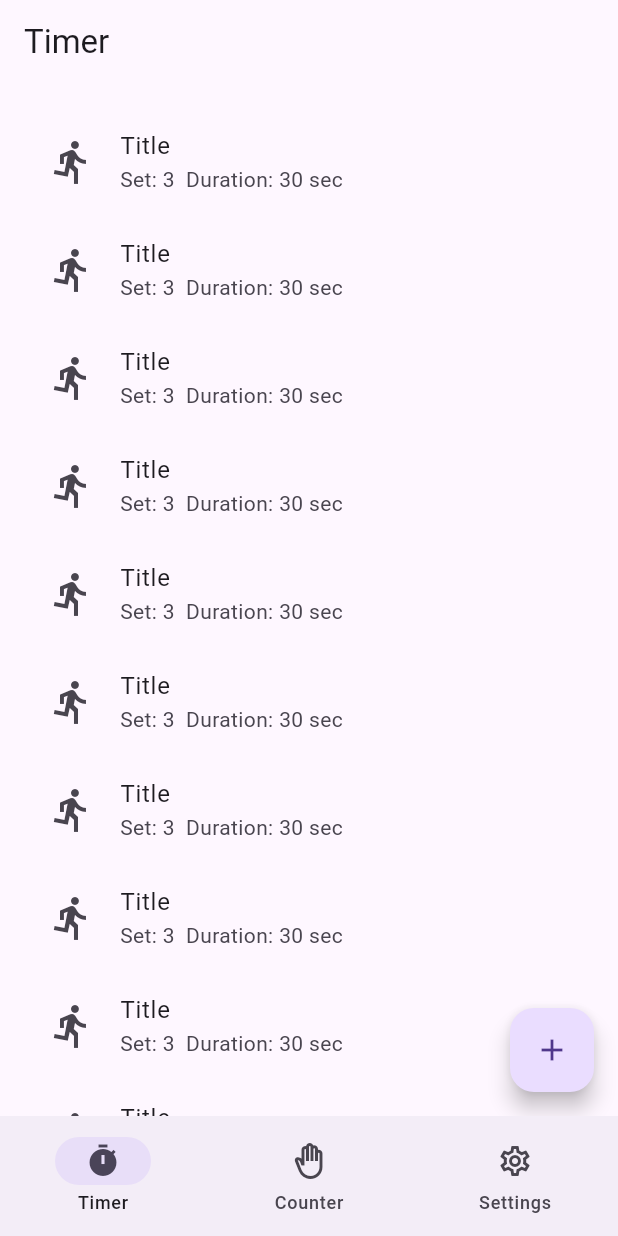
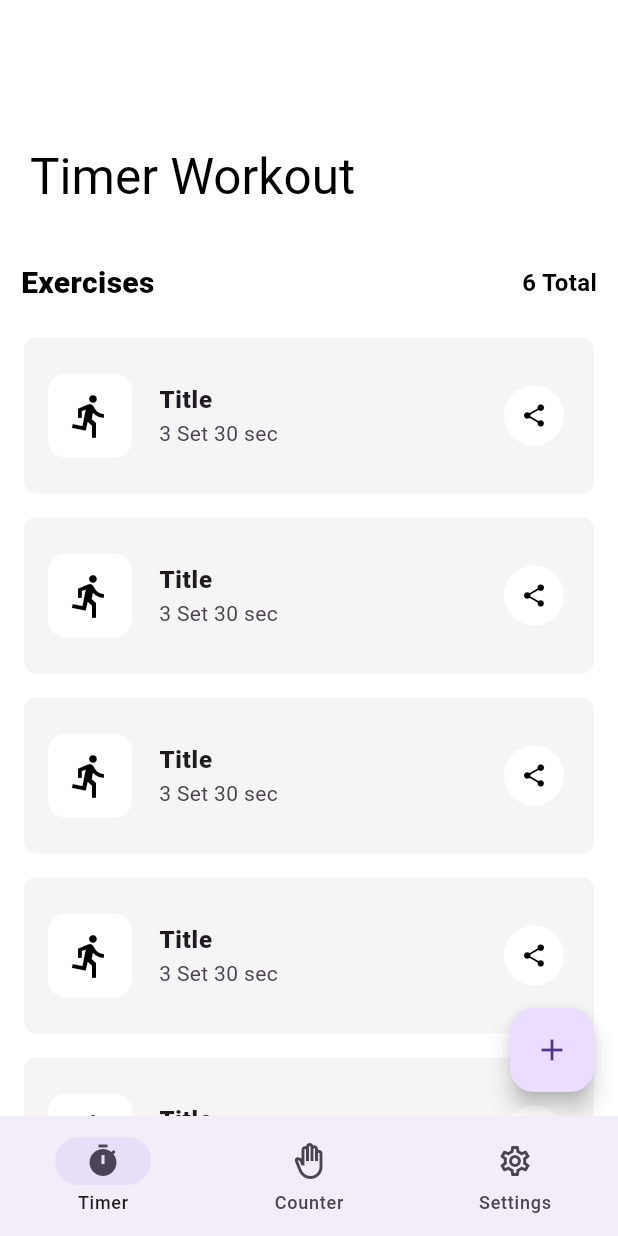
Before and after one commit to Anandhakrishnan-CodeBlock/Rep-Count-Flutter, a Flutter app: the screen it shows after launch, on a phone screen of 412 x 824 dp. Run offline on Flutter 3.47's test engine with Material 3 defaults, Android fonts, the phone set to English and light mode, and no system bars.

Commit message:
theme base creation

```diff
--- a/lib/components/widget/profile_list_item_widget.dart
+++ b/lib/components/widget/profile_list_item_widget.dart
@@ -1,14 +1,50 @@
 import 'package:flutter/material.dart';
+import 'package:rep_count/theme/themes.dart';
 
-class ProfileListItemWidget extends StatelessWidget{
+class ProfileListItemWidget extends StatelessWidget {
   const ProfileListItemWidget({super.key});
 
   @override
   Widget build(BuildContext context) {
-    return ListTile(
-      leading: Icon(Icons.directions_run, size: 32.0),
-      title: Text("Title"),
-      subtitle: Text("Set: 3  Duration: 30 sec"),
+    return Padding(
+      padding: const EdgeInsets.only(
+        left: 16.0,
+        right: 16.0,
+        bottom: 8.0,
+        top: 8.0,
+      ),
+      child: ListTile(
+        contentPadding: EdgeInsets.all(16.0),
+        horizontalTitleGap: 18.0,
+        shape: RoundedRectangleBorder(
+          borderRadius: BorderRadius.circular(8.0),
+        ),
+        leading: Container(
+          padding: EdgeInsets.all(12.0),
+          decoration: BoxDecoration(
+            shape: BoxShape.rectangle,
+            borderRadius: BorderRadius.all(Radius.circular(12.0)),
+            color: Theme.of(context).primaryColor
+          ),
+          child: Theme(
+              data: lightIconTheme,
+              child: Icon(Icons.directions_run)
+          ),
+        ),
+        title: Text(
+          "Title",
+          style: TextStyle(fontSize: 16.0, fontWeight: FontWeight.w800),
+        ),
+        subtitle: Text(
+          "3 Set 30 sec",
+          style: TextStyle(fontSize: 14.0, fontWeight: FontWeight.w400),
+        ),
+        trailing: IconButton(
+          onPressed: () {},
+          style: ElevatedButton.styleFrom(shape: const CircleBorder()),
+          icon: Icon(Icons.share_rounded),
+        ),
+      ),
     );
   }
 }
--- /dev/null
+++ b/lib/constants/key_constants.dart
@@ -0,0 +1 @@
+import 'package:flutter/material.dart';
--- a/lib/features/timer/timer_list_screen.dart
+++ b/lib/features/timer/timer_list_screen.dart
@@ -1,6 +1,8 @@
 import 'package:flutter/material.dart';
 import 'package:rep_count/components/widget/profile_list_item_widget.dart';
+import 'package:rep_count/constants/image_constants.dart';
 import 'package:rep_count/route/app_route_path_constants.dart';
+import 'package:rep_count/theme/fonts_weight.dart';
 import 'package:rep_count/utility/args/timer_workout_args.dart';
 
 class TimerScreen extends StatelessWidget {
@@ -9,10 +11,41 @@ class TimerScreen extends StatelessWidget {
   @override
   Widget build(BuildContext context) {
     return Scaffold(
-      appBar: AppBar(title: Text("Timer")),
-      body: ListView.builder(
-        padding: EdgeInsets.all(16.0),
-        itemCount: 15,
+      body: CustomScrollView(
+        slivers: <Widget>[
+          SliverAppBar(
+            pinned: true,
+            snap: false,
+            floating: false,
+            expandedHeight: 160.0,
+            flexibleSpace: FlexibleSpaceBar(
+              title: const Text(
+                'Timer Workout'
+              ),
+              titlePadding: const EdgeInsets.only(left: 20, bottom: 20),
+            ),
+          ),
+          SliverToBoxAdapter(
+            child: Container(
+              padding: EdgeInsets.all(14.0),
+              color: Colors.white,
+              child: Row(
+                mainAxisAlignment: MainAxisAlignment.spaceBetween,
+                children: [
+                  Text(
+                    'Exercises',
+                    style: TextStyle(fontWeight: FontWeight.w900, fontSize: 20),
+                  ),
+                  Text(
+                    '6 Total',
+                    style: TextStyle(fontWeight: FontWeight.w600, fontSize: 16),
+                  ),
+                ],
+              ),
+            ),
+          ),
+          SliverList.builder(
+            itemCount: 6,
             itemBuilder: (context, index) {
               return GestureDetector(
                 child: ProfileListItemWidget(),
@@ -30,6 +63,8 @@ class TimerScreen extends StatelessWidget {
               );
             },
           ),
+        ],
+      ),
       floatingActionButton: FloatingActionButton(
         onPressed: () {
           Navigator.of(context).pushNamed(RoutePaths.timerProfileRoute);
--- a/lib/main.dart
+++ b/lib/main.dart
@@ -1,6 +1,7 @@
 import 'package:flutter/material.dart';
 import 'package:rep_count/route/app_route_generator.dart';
 import 'package:rep_count/route/app_route_path_constants.dart';
+import 'package:rep_count/theme/themes.dart';
 
 void main() {
   runApp(const MyApp());
@@ -15,6 +16,7 @@ class MyApp extends StatelessWidget {
     return MaterialApp(
       debugShowCheckedModeBanner: false,
       title: 'Rep Counter',
+      theme: lightTheme,
 
       //Setting default routing for splash screen
       // Initializing the routing
--- /dev/null
+++ b/lib/theme/themes.dart
@@ -0,0 +1,47 @@
+import 'package:flutter/material.dart';
+import 'package:rep_count/theme/color_palette.dart';
+
+ThemeData lightTheme = ThemeData(
+
+    primaryColor: Colors.white,
+    textTheme: const TextTheme(
+        bodyLarge: TextStyle(color: Colors.black),
+        bodyMedium: TextStyle(color: Colors.black),
+        bodySmall: TextStyle(color: Colors.black),
+        displayLarge: TextStyle(color: Colors.black),
+        displayMedium: TextStyle(color: Colors.black),
+        displaySmall: TextStyle(color: Colors.black),
+        headlineLarge: TextStyle(color: Colors.black),
+        headlineMedium: TextStyle(color: Colors.black),
+        headlineSmall: TextStyle(color: Colors.black),
+        labelLarge: TextStyle(color: Colors.black),
+        labelMedium: TextStyle(color: Colors.black),
+        labelSmall: TextStyle(color: Colors.black),
+        titleLarge: TextStyle(color: Colors.black),
+        titleMedium: TextStyle(color: Colors.black),
+        titleSmall: TextStyle(color: Colors.black)),
+
+    appBarTheme: AppBarTheme(
+        backgroundColor: Colors.white,
+        shadowColor: Colors.black,
+        surfaceTintColor: Colors.white,
+    ),
+    scaffoldBackgroundColor: Colors.white,
+    listTileTheme: ListTileThemeData(
+        tileColor: ColorPalette.lightSecondaryColor,
+    ),
+    iconButtonTheme: IconButtonThemeData(
+        style: ButtonStyle(
+            backgroundColor: WidgetStatePropertyAll(Colors.white),
+            foregroundColor: WidgetStatePropertyAll(ColorPalette.blackColor),
+            iconSize: WidgetStatePropertyAll(18.0)
+        ),
+    )
+);
+
+ThemeData lightIconTheme = ThemeData(
+    iconTheme: IconThemeData(
+        color: Colors.black,
+        size: 32.0
+    )
+);
--- a/pubspec.yaml
+++ b/pubspec.yaml
@@ -59,9 +59,8 @@ flutter:
   uses-material-design: true
 
   # To add assets to your application, add an assets section, like this:
-  # assets:
-  #   - images/a_dot_burr.jpeg
-  #   - images/a_dot_ham.jpeg
+  assets:
+    - assets/images/
 
   # An image asset can refer to one or more resolution-specific "variants", see
   # https://flutter.dev/to/resolution-aware-images
```
Also changed, not shown: lib/constants/exception_message.dart (added, +25 -0 lines), lib/constants/image_constants.dart (added, +10 -0 lines), lib/constants/shared_preferences_constants.dart (added, +10 -0 lines), lib/constants/string_constants.dart (added, +8 -0 lines), lib/constants/url_constants.dart (added, +8 -0 lines), lib/theme/color_palette.dart (added, +96 -0 lines), lib/theme/fonts_weight.dart (added, +16 -0 lines), assets/images/dark_timer_bg.png (added), assets/images/light_timer_bg.png (added), lib/theme/app_color.dart (added). Lines whose indentation alone changed are shown as unchanged.
